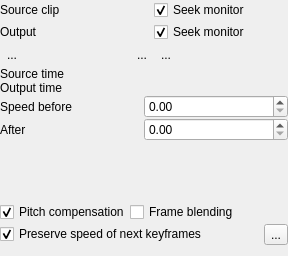
Qt form src/ui/timeremap_ui.ui (KDE/kdenlive) before a commit.
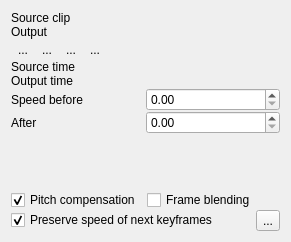
The same form after that commit. Icons and pictures are not drawn.

Commit message: Remove seek checkboxes in timeremap, add button to center keyframe at cursor position

```diff
--- a/src/ui/timeremap_ui.ui
+++ b/src/ui/timeremap_ui.ui
@@ -6,74 +6,92 @@
    <rect>
     <x>0</x>
     <y>0</y>
-    <width>288</width>
-    <height>256</height>
+    <width>291</width>
+    <height>242</height>
    </rect>
   </property>
   <property name="windowTitle">
    <string>Form</string>
   </property>
-  <layout class="QGridLayout" name="gridLayout_2">
-   <property name="leftMargin">
-    <number>0</number>
-   </property>
-   <property name="topMargin">
-    <number>0</number>
-   </property>
-   <property name="rightMargin">
-    <number>0</number>
-   </property>
-   <property name="horizontalSpacing">
-    <number>0</number>
-   </property>
+  <layout class="QGridLayout" name="gridLayout">
    <property name="verticalSpacing">
-    <number>2</number>
+    <number>0</number>
    </property>
-   <item row="6" column="0">
-    <widget class="QCheckBox" name="pitch_compensate">
+   <item row="0" column="0">
+    <widget class="QLabel" name="label_6">
      <property name="text">
-      <string>Pitch compensation</string>
+      <string>Source clip</string>
      </property>
-     <property name="checked">
-      <bool>true</bool>
+    </widget>
+   </item>
+   <item row="1" column="0" colspan="3">
+    <layout class="QVBoxLayout" name="remapLayout"/>
+   </item>
+   <item row="2" column="0">
+    <widget class="QLabel" name="label_5">
+     <property name="text">
+      <string>Output</string>
      </property>
-     <property name="tristate">
-      <bool>false</bool>
-     </property>
-    </widget>
-   </item>
-   <item row="7" column="4">
-    <widget class="QToolButton" name="button_del">
+    </widget>
+   </item>
+   <item row="3" column="0" colspan="3">
+    <layout class="QHBoxLayout" name="horizontalLayout_5">
+     <item>
+      <widget class="QToolButton" name="button_prev">
+       <property name="text">
+        <string>...</string>
+       </property>
+       <property name="icon">
+        <iconset theme="go-previous">
+         <normaloff>../../../../.designer/backup</normaloff>../../../../.designer/backup</iconset>
+       </property>
+       <property name="autoRaise">
+        <bool>true</bool>
+       </property>
+      </widget>
+     </item>
+     <item>
+      <widget class="QToolButton" name="button_next">
      <property name="text">
       <string>...</string>
      </property>
      <property name="icon">
-      <iconset theme="edit-delete">
-       <normaloff>.</normaloff>.</iconset>
-     </property>
-    </widget>
-   </item>
-   <item row="2" column="2" colspan="3">
-    <widget class="QCheckBox" name="output_seek">
+        <iconset theme="go-next">
+         <normaloff>../../../../.designer/backup</normaloff>../../../../.designer/backup</iconset>
+       </property>
+       <property name="autoRaise">
+        <bool>true</bool>
+       </property>
+      </widget>
+     </item>
+     <item>
+      <widget class="QToolButton" name="button_add">
      <property name="text">
-      <string>Seek monitor</string>
-     </property>
-     <property name="checked">
+        <string>...</string>
+       </property>
+       <property name="icon">
+        <iconset theme="list-add">
+         <normaloff>../../../../.designer/backup</normaloff>../../../../.designer/backup</iconset>
+       </property>
+       <property name="autoRaise">
       <bool>true</bool>
      </property>
     </widget>
    </item>
-   <item row="0" column="2" colspan="3">
-    <widget class="QCheckBox" name="source_seek">
+     <item>
+      <widget class="QToolButton" name="button_center">
      <property name="text">
-      <string>Seek monitor</string>
-     </property>
-     <property name="checked">
+        <string>...</string>
+       </property>
+       <property name="icon">
+        <iconset theme="align-horizontal-center"/>
+       </property>
+       <property name="autoRaise">
       <bool>true</bool>
      </property>
     </widget>
    </item>
-   <item row="3" column="3" colspan="2">
+     <item>
     <spacer name="horizontalSpacer">
      <property name="orientation">
       <enum>Qt::Horizontal</enum>
@@ -86,41 +104,9 @@
      </property>
     </spacer>
    </item>
-   <item row="3" column="0">
-    <widget class="QToolButton" name="button_prev">
-     <property name="text">
-      <string>...</string>
-     </property>
-     <property name="icon">
-      <iconset theme="go-previous">
-       <normaloff>../../../../.designer/backup</normaloff>../../../../.designer/backup</iconset>
-     </property>
-     <property name="autoRaise">
-      <bool>true</bool>
-     </property>
-    </widget>
+    </layout>
    </item>
-   <item row="5" column="0">
-    <spacer name="verticalSpacer">
-     <property name="orientation">
-      <enum>Qt::Vertical</enum>
-     </property>
-     <property name="sizeHint" stdset="0">
-      <size>
-       <width>20</width>
-       <height>39</height>
-      </size>
-     </property>
-    </spacer>
-   </item>
-   <item row="2" column="0" colspan="2">
-    <widget class="QLabel" name="label_5">
-     <property name="text">
-      <string>Output</string>
-     </property>
-    </widget>
-   </item>
-   <item row="4" column="0" colspan="5">
+   <item row="4" column="0" colspan="3">
     <widget class="QFrame" name="info_frame">
      <property name="frameShape">
       <enum>QFrame::NoFrame</enum>
@@ -211,52 +197,40 @@
      </layout>
     </widget>
    </item>
-   <item row="1" column="0" colspan="5">
-    <layout class="QVBoxLayout" name="remapLayout"/>
+   <item row="5" column="0">
+    <spacer name="verticalSpacer">
+     <property name="orientation">
+      <enum>Qt::Vertical</enum>
+     </property>
+     <property name="sizeHint" stdset="0">
+      <size>
+       <width>20</width>
+       <height>39</height>
+      </size>
+     </property>
+    </spacer>
    </item>
-   <item row="0" column="0" colspan="2">
-    <widget class="QLabel" name="label_6">
+   <item row="6" column="0">
+    <widget class="QCheckBox" name="pitch_compensate">
      <property name="text">
-      <string>Source clip</string>
+      <string>Pitch compensation</string>
+     </property>
+     <property name="checked">
+      <bool>true</bool>
+     </property>
+     <property name="tristate">
+      <bool>false</bool>
      </property>
     </widget>
    </item>
-   <item row="6" column="1" colspan="4">
+   <item row="6" column="1" colspan="2">
     <widget class="QCheckBox" name="frame_blending">
      <property name="text">
       <string>Frame blending</string>
      </property>
     </widget>
    </item>
-   <item row="3" column="1">
-    <widget class="QToolButton" name="button_next">
-     <property name="text">
-      <string>...</string>
-     </property>
-     <property name="icon">
-      <iconset theme="go-next">
-       <normaloff>../../../../.designer/backup</normaloff>../../../../.designer/backup</iconset>
-     </property>
-     <property name="autoRaise">
-      <bool>true</bool>
-     </property>
-    </widget>
-   </item>
-   <item row="3" column="2">
-    <widget class="QToolButton" name="button_add">
-     <property name="text">
-      <string>...</string>
-     </property>
-     <property name="icon">
-      <iconset theme="list-add">
-       <normaloff>../../../../.designer/backup</normaloff>../../../../.designer/backup</iconset>
-     </property>
-     <property name="autoRaise">
-      <bool>true</bool>
-     </property>
-    </widget>
-   </item>
-   <item row="7" column="0" colspan="4">
+   <item row="7" column="0" colspan="2">
     <widget class="QCheckBox" name="move_next">
      <property name="text">
       <string>Preserve speed of next keyframes</string>
@@ -266,6 +240,17 @@
      </property>
     </widget>
    </item>
+   <item row="7" column="2">
+    <widget class="QToolButton" name="button_del">
+     <property name="text">
+      <string>...</string>
+     </property>
+     <property name="icon">
+      <iconset theme="edit-delete">
+       <normaloff>.</normaloff>.</iconset>
+     </property>
+    </widget>
+   </item>
   </layout>
  </widget>
  <resources/>
```
Lines whose indentation alone changed are shown as unchanged. The commit also changes 2 other files.
